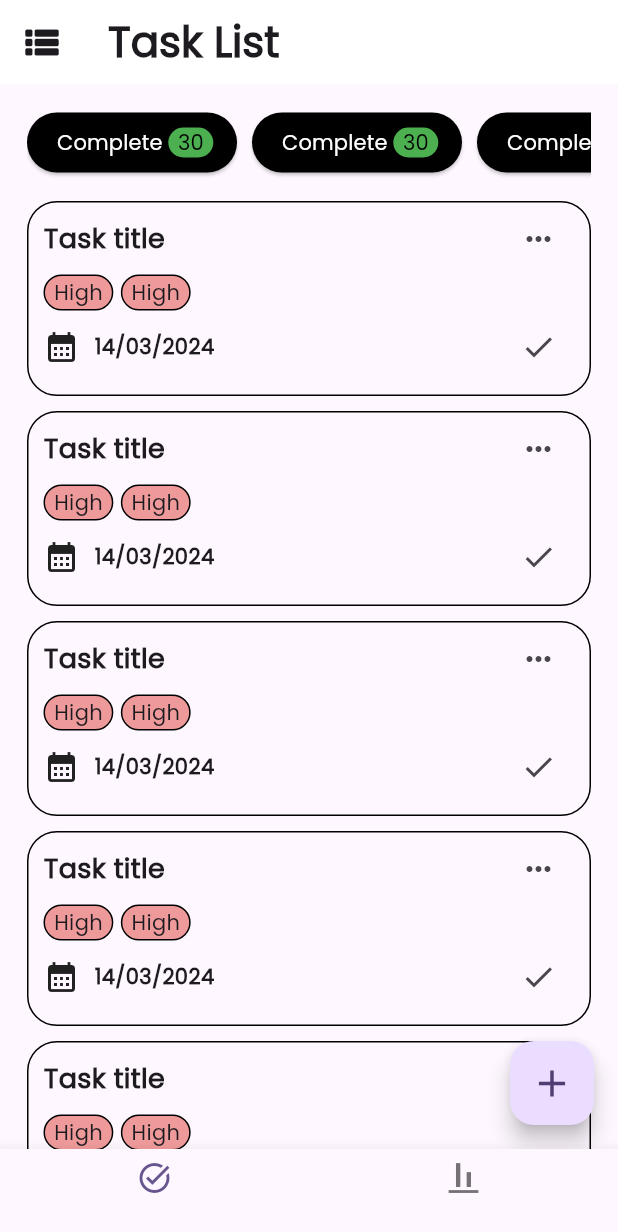
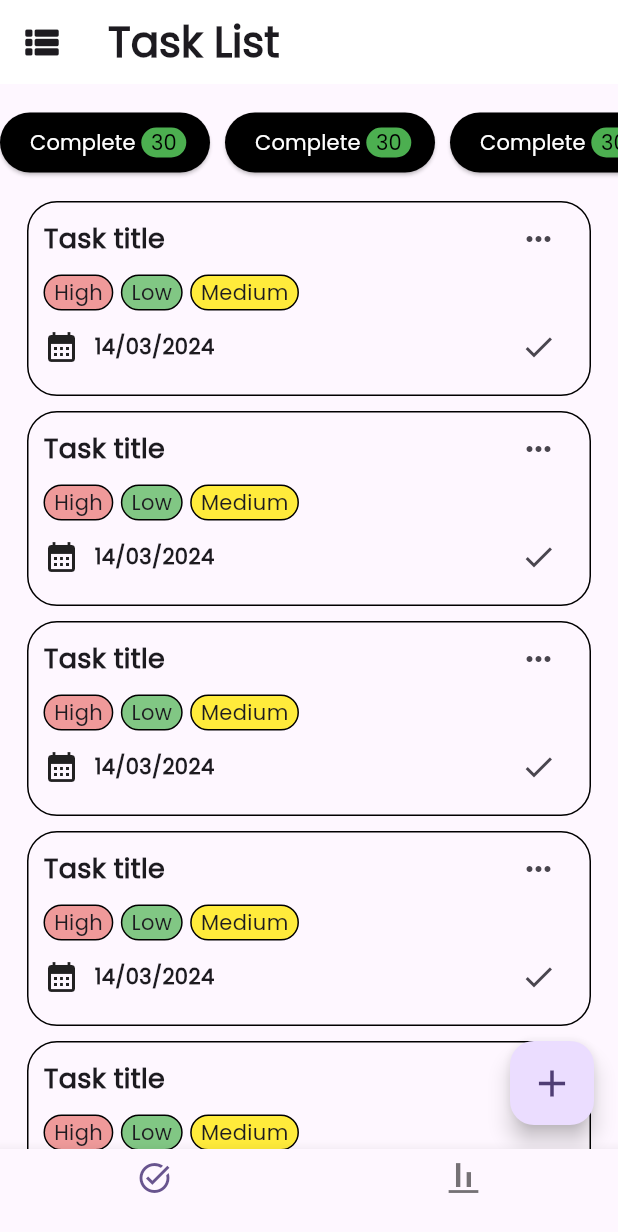
Before and after one commit to GuiTDS/task-manager-app, a Flutter app: the screen it shows after launch, on a phone screen of 412 x 824 dp. Shown: the top 1232 px of the screen. Run offline on Flutter 3.47's test engine with Material 3 defaults, Android fonts, the phone set to English and light mode, and no system bars.

Commit message:
feat: add task card category color

```diff
--- a/lib/components/task_card/task_card.dart
+++ b/lib/components/task_card/task_card.dart
@@ -30,11 +30,15 @@ class TaskCard extends StatelessWidget {
             ),
             const Row(
               children: [
-                TaskCardCategory(),
+                TaskCardCategory(urgency: Urgency.high),
                 SizedBox(
                   width: 5,
                 ),
-                TaskCardCategory(),
+                TaskCardCategory(urgency: Urgency.low),
+                SizedBox(
+                  width: 5,
+                ),
+                TaskCardCategory(urgency: Urgency.medium)
               ],
             ),
             Row(
--- a/lib/components/task_card/task_card_category.dart
+++ b/lib/components/task_card/task_card_category.dart
@@ -1,10 +1,27 @@
 import 'package:flutter/material.dart';
 
+enum Urgency { low, medium, high }
+
 class TaskCardCategory extends StatelessWidget {
-  const TaskCardCategory({super.key});
+  final Urgency urgency;
+
+  const TaskCardCategory({super.key, required this.urgency});
 
   @override
   Widget build(BuildContext context) {
+    String title;
+    Color? color;
+    switch (urgency) {
+      case Urgency.low:
+        color = Colors.green[300];
+        title = 'Low';
+      case Urgency.medium:
+        color = Colors.yellow;
+        title = 'Medium';
+      case Urgency.high:
+        color = Colors.red[200];
+        title = 'High';
+    }
     return Container(
       padding: const EdgeInsets.symmetric(
         horizontal: 6,
@@ -13,9 +30,9 @@ class TaskCardCategory extends StatelessWidget {
       decoration: BoxDecoration(
         border: Border.all(color: Colors.black),
         borderRadius: BorderRadius.circular(20),
-        color: Colors.red[200],
+        color: color,
       ),
-      child: const Text('High'),
+      child: Text(title),
     );
   }
 }
--- a/lib/pages/task_page.dart
+++ b/lib/pages/task_page.dart
@@ -33,9 +33,7 @@ class _TaskPageState extends State<TaskPage> {
           size: 30,
         ),
       ),
-      body: Padding(
-        padding: const EdgeInsets.symmetric(horizontal: 18),
-        child: Column(
+      body: Column(
         children: [
           const SizedBox(
             height: 15,
@@ -61,6 +59,7 @@ class _TaskPageState extends State<TaskPage> {
           ),
           Expanded(
             child: ListView.separated(
+              padding: const EdgeInsets.symmetric(horizontal: 18),
               itemBuilder: (context, index) => const TaskCard(),
               itemCount: 6,
               separatorBuilder: (context, index) => const SizedBox(
@@ -70,7 +69,6 @@ class _TaskPageState extends State<TaskPage> {
           ),
         ],
       ),
-      ),
     );
   }
 }
```
Lines whose indentation alone changed are shown as unchanged.
